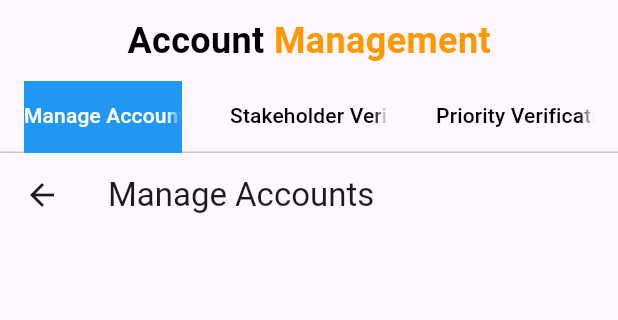
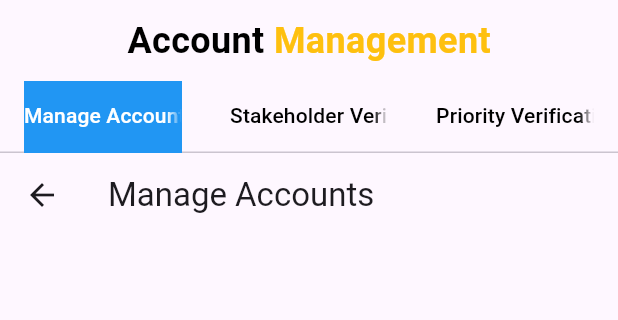
Before and after one commit to jjelleazarr/se2_tigersafe, a Flutter app: the AccountManagementScreen screen opened directly, on a phone screen of 412 x 824 dp, the part 84-404 px from its top. Run offline on Flutter 3.47's test engine with Material 3 defaults, Android fonts, the phone set to English and light mode, and no system bars; our stand-ins replace cloud_firestore, file_picker, firebase_auth, firebase_core, firebase_storage, geocoding and 10 more; missing offline and left inert: agora_rtc_engine; accounts and stored records are empty.

Commit message:
Changed Color

```diff
--- a/lib/screens/web/account_management.dart
+++ b/lib/screens/web/account_management.dart
@@ -25,7 +25,7 @@ class AccountManagementScreen extends StatelessWidget {
                     ),
                     TextSpan(
                       text: 'Management',
-                      style: TextStyle(fontSize: 24, fontWeight: FontWeight.bold, color: Colors.orange),
+                      style: TextStyle(fontSize: 24, fontWeight: FontWeight.bold, color: Color(0xFFFEC00F)),
                     ),
                   ],
                 ),
--- a/lib/screens/web/announcement_board.dart
+++ b/lib/screens/web/announcement_board.dart
@@ -2,6 +2,7 @@ import 'package:cloud_firestore/cloud_firestore.dart';
 import 'package:firebase_storage/firebase_storage.dart';
 import 'package:flutter/material.dart';
 import 'package:intl/intl.dart';
+import 'package:se2_tigersafe/widgets/rightdrawer_black';
 import 'package:se2_tigersafe/widgets/web/incident_report/video_player.dart';
 import 'package:se2_tigersafe/widgets/dashboard_appbar.dart';
 
@@ -265,7 +266,7 @@ class _AnnouncementBoardScreenState extends State<AnnouncementBoardScreen> {
                               ),
                               TextSpan(
                                 text: 'Board',
-                                style: TextStyle(fontSize: 24, fontWeight: FontWeight.bold, color: Colors.orange),
+                                style: TextStyle(fontSize: 24, fontWeight: FontWeight.bold, color: Color(0xFFFEC00F)),
                               ),
                             ],
                           ),
@@ -311,7 +312,7 @@ class _AnnouncementBoardScreenState extends State<AnnouncementBoardScreen> {
         },
         icon: Icon(Icons.add, color: Colors.white),
         label: Text("New Announcement", style: TextStyle(color: Colors.white)),
-        backgroundColor: Colors.amber[800],
+        backgroundColor: Color(0xFFFEC00F),
       ),
     );
   }
--- a/lib/screens/web/create_announcement.dart
+++ b/lib/screens/web/create_announcement.dart
@@ -7,6 +7,7 @@ import 'package:file_picker/file_picker.dart';
 import 'package:se2_tigersafe/widgets/dashboard_appbar.dart';
 import 'package:se2_tigersafe/controllers/announcements_controller.dart';
 import 'package:se2_tigersafe/models/announcements_collection.dart';
+import 'package:se2_tigersafe/widgets/rightdrawer_black';
 
 class CreateAnnouncementScreen extends StatefulWidget {
   @override
--- a/lib/screens/web/emergency_personnel.dart
+++ b/lib/screens/web/emergency_personnel.dart
@@ -76,8 +76,8 @@ class _ResponseTeamsScreenState extends State<ResponseTeamsScreen> with SingleTi
                     padding: EdgeInsets.symmetric(horizontal: 16, vertical: 12),
                     child: Row(
                       children: [
-                        Expanded(child: Text('Name', style: TextStyle(color: Colors.amber, fontWeight: FontWeight.bold))),
-                        Text('Status', style: TextStyle(color: Colors.amber, fontWeight: FontWeight.bold)),
+                        Expanded(child: Text('Name', style: TextStyle(color: Color(0xFFFEC00F), fontWeight: FontWeight.bold))),
+                        Text('Status', style: TextStyle(color: Color(0xFFFEC00F), fontWeight: FontWeight.bold)),
                       ],
                     ),
                   ),
@@ -146,7 +146,7 @@ class _ResponseTeamsScreenState extends State<ResponseTeamsScreen> with SingleTi
                 children: [
                   TextSpan(
                     text: 'Emergency ',
-                    style: TextStyle(color: Colors.amber, fontWeight: FontWeight.bold, fontSize: 28),
+                    style: TextStyle(color: Color(0xFFFEC00F), fontWeight: FontWeight.bold, fontSize: 28),
                   ),
                   TextSpan(
                     text: 'Personnel',
```
